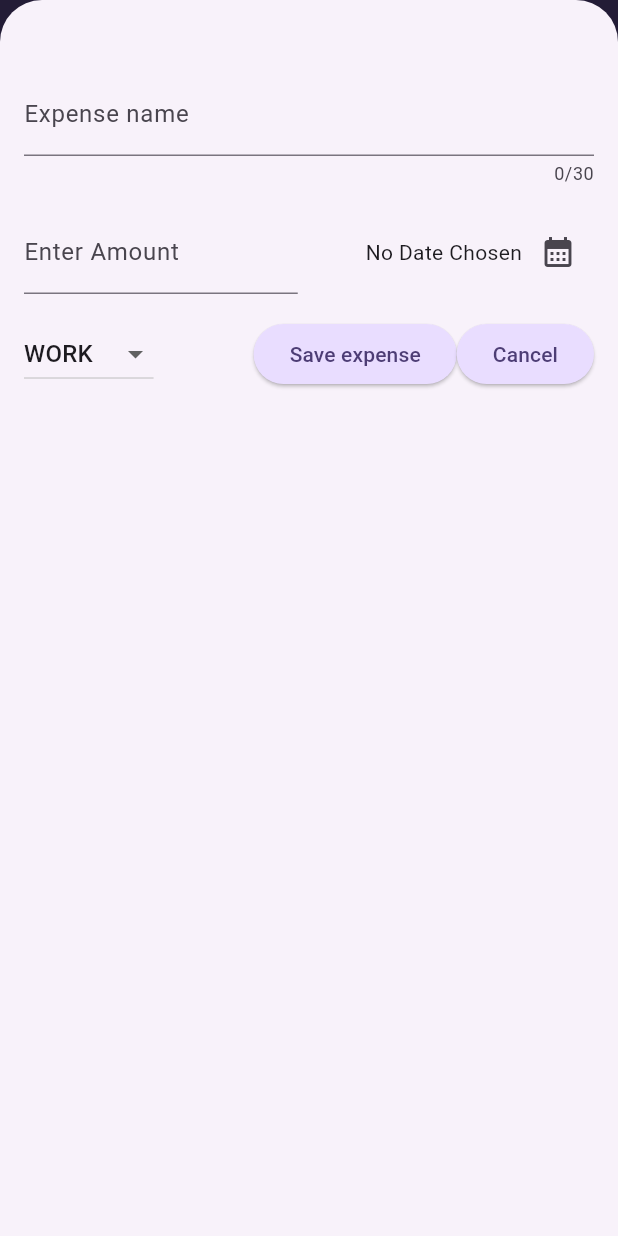
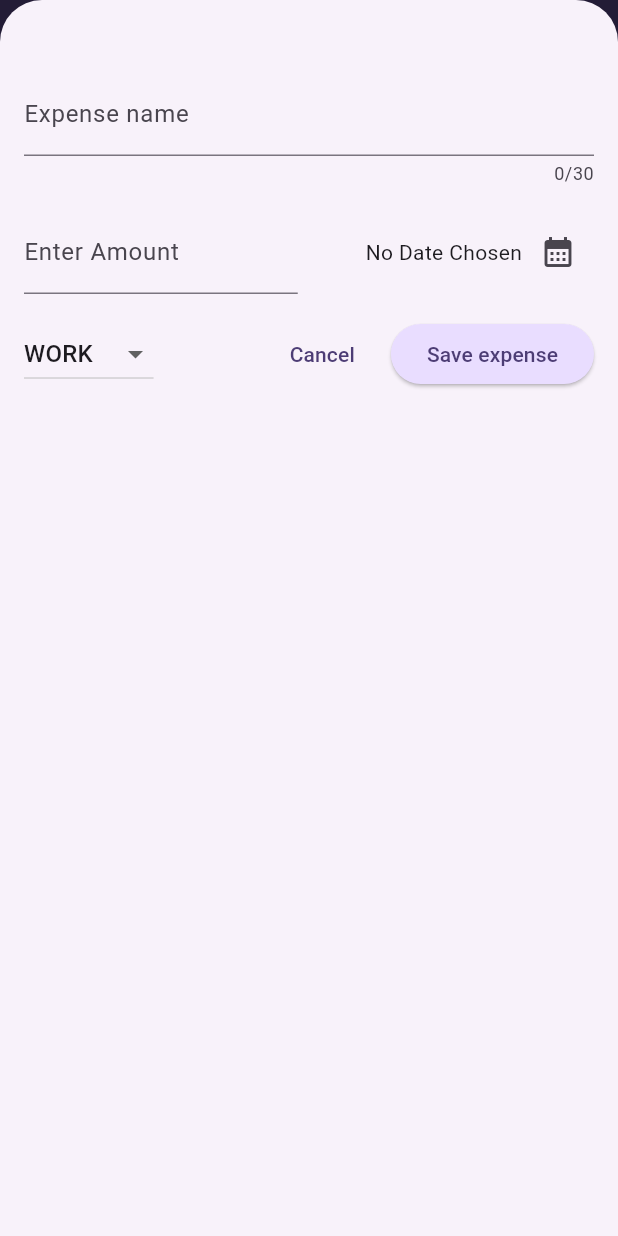
Before and after one commit to nvenkm/expense_tracker, a Flutter app: the screen it shows after launch, after a tap on the "add" icon, on a phone screen of 412 x 824 dp. Run offline on Flutter 3.47's test engine with Material 3 defaults, Android fonts, the phone set to English and light mode, and no system bars.

Commit message:
Added dark theme

```diff
--- a/lib/main.dart
+++ b/lib/main.dart
@@ -5,9 +5,26 @@ var kColorScheme = ColorScheme.fromSeed(
   seedColor: const Color.fromARGB(255, 96, 59, 181),
 );
 
+var kDarkColorScheme = ColorScheme.fromSeed(
+  brightness: Brightness.dark,
+  seedColor: const Color.fromARGB(255, 5, 99, 125),
+);
+
 void main() {
   runApp(
     MaterialApp(
+      darkTheme: ThemeData.dark().copyWith(
+        colorScheme: kDarkColorScheme,
+        cardTheme: const CardTheme().copyWith(
+          color: kDarkColorScheme.secondaryContainer,
+        ),
+        elevatedButtonTheme: ElevatedButtonThemeData(
+          style: ElevatedButton.styleFrom(
+            backgroundColor: kDarkColorScheme.primaryContainer,
+            foregroundColor: kDarkColorScheme.onPrimaryContainer,
+          ),
+        ),
+      ),
       theme: ThemeData().copyWith(
           colorScheme: kColorScheme,
           appBarTheme: const AppBarTheme().copyWith(
@@ -31,6 +48,7 @@ void main() {
                 fontSize: 16,
               ))),
       home: const Expenses(),
+      themeMode: ThemeMode.system,
     ),
   );
 }
--- a/lib/widgets/new_expense.dart
+++ b/lib/widgets/new_expense.dart
@@ -159,15 +159,19 @@ class _NewExpenseState extends State<NewExpense> {
               ),
               const Spacer(),
               ElevatedButton(
-                onPressed: _submitExpenseForm,
-                child: const Text('Save expense'),
-              ),
-              ElevatedButton(
+                style: ElevatedButton.styleFrom(
+                  backgroundColor: Colors.transparent,
+                  shadowColor: Colors.transparent,
+                ),
                 onPressed: () {
                   Navigator.pop(context);
                 },
                 child: const Text('Cancel'),
-              )
+              ),
+              ElevatedButton(
+                onPressed: _submitExpenseForm,
+                child: const Text('Save expense'),
+              ),
             ],
           )
         ],
```
